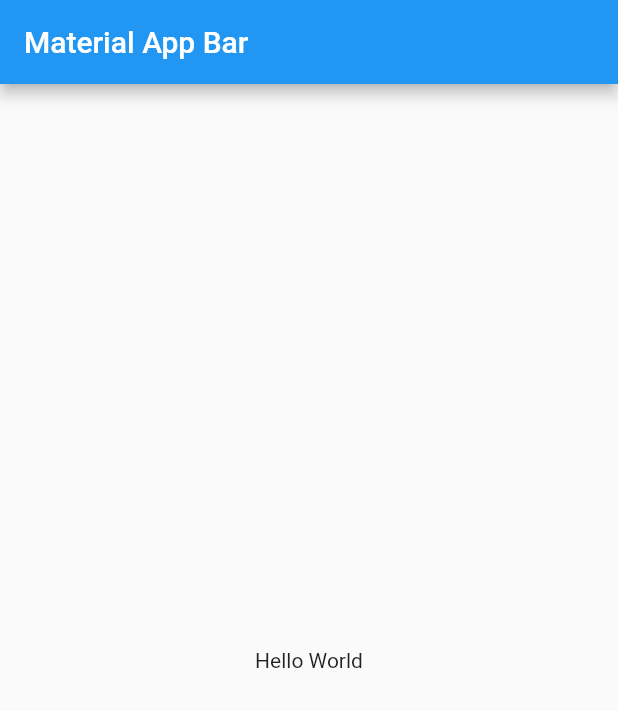
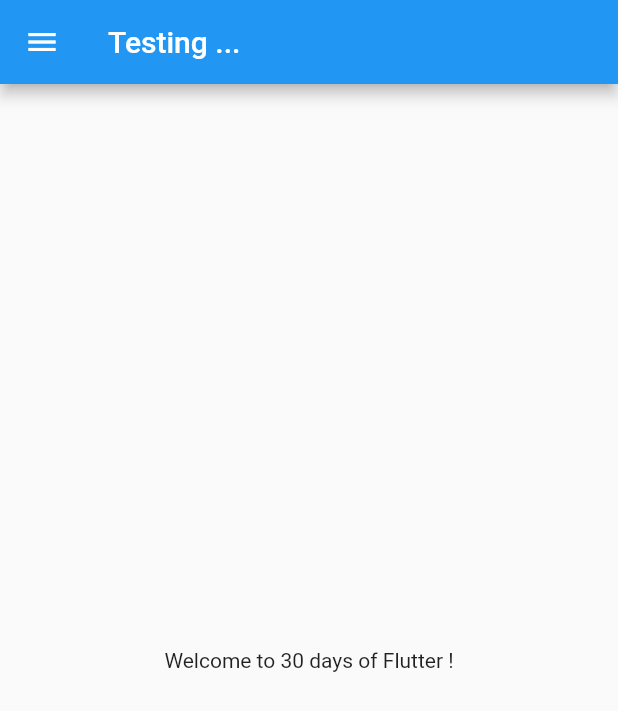
Before and after one commit to MAHESH06-cyber/Flutter_getStarted, a Flutter app: the screen it shows after launch, on a phone screen of 412 x 824 dp. Shown: the top 711 px of the screen. Run offline on Flutter 3.47's test engine with Material 2 defaults, Android fonts, the phone set to English and light mode, and no system bars.

Commit message:
get started to flutter today created homepage.dart file and also added appdrawer

```diff
--- /dev/null
+++ b/lib/home_page.dart
@@ -0,0 +1,23 @@
+import 'package:flutter/material.dart';
+
+class HomePage extends StatelessWidget {
+  // const HomePage({Key? key}) : super(key: key);
+  final int day = 30;
+  final String name = "Flutter";
+  @override
+  Widget build(BuildContext context) {
+    // double pi = 3.14;
+    // bool ismale = true;
+    return Scaffold(
+      appBar: AppBar(
+        title: Text("Testing ..."),
+      ),
+      body: Center(
+        child: Container(
+          child: Text("Welcome to $day days of $name !"),
+        ),
+      ),
+      drawer: Drawer(),
+    );
+  }
+}
--- a/lib/main.dart
+++ b/lib/main.dart
@@ -1,4 +1,6 @@
 import 'package:flutter/material.dart';
+
+import 'home_page.dart';
 
 void main() => runApp(MyApp());
 
@@ -6,17 +8,7 @@ class MyApp extends StatelessWidget {
   @override
   Widget build(BuildContext context) {
     return MaterialApp(
-      title: 'Material App',
-      home: Scaffold(
-        appBar: AppBar(
-          title: Text('Material App Bar'),
-        ),
-        body: Center(
-          child: Container(
-            child: Text('Hello World'),
-          ),
-        ),
-      ),
+      home : HomePage(),
     );
   }
 }
```
